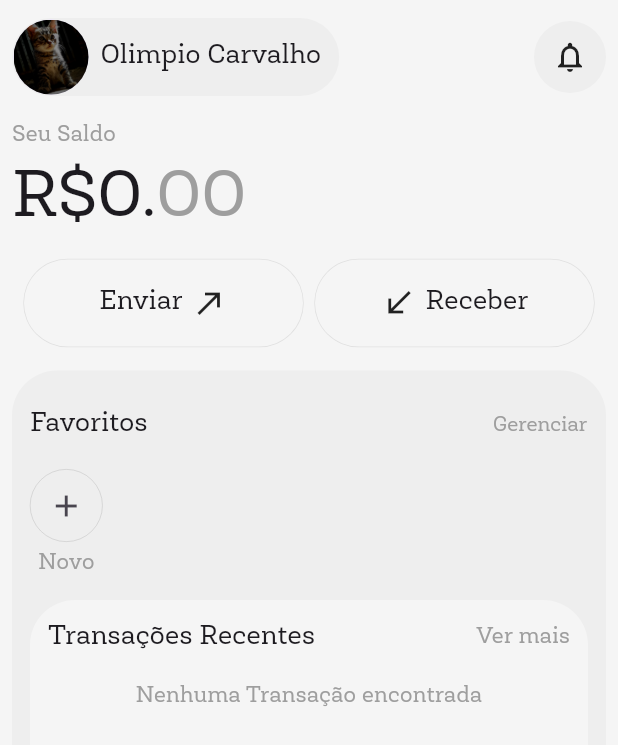
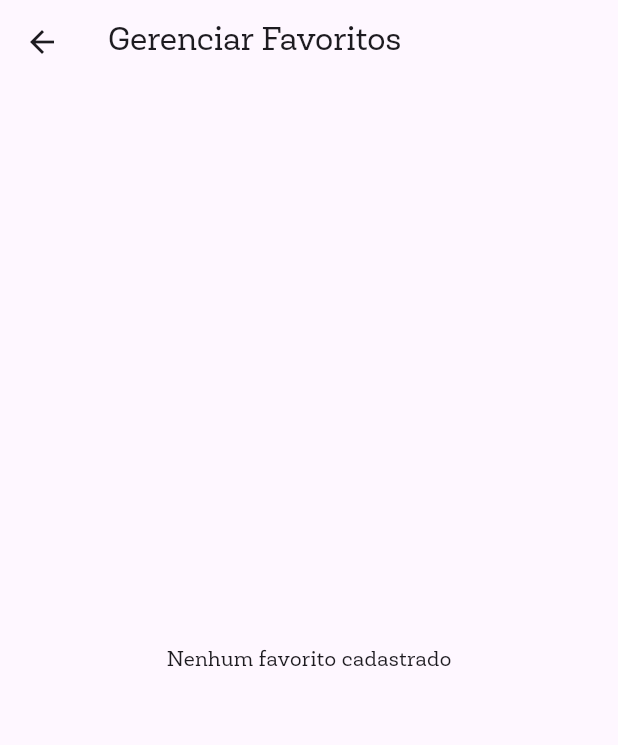
Before and after one commit to olimpio7/flutter-banking-ui, a Flutter app: the screen it shows after launch, after a tap on "Criar Conta", after a tap on "Gerenciar", on a phone screen of 412 x 824 dp. Shown: the top 745 px of the screen. Run offline on Flutter 3.47's test engine with Material 3 defaults, Android fonts, the phone set to English and light mode, and no system bars; our stand-ins replace drift, flutter_bloc; accounts and stored records are empty; generated files the repository leaves out were written again.

Commit message:
criado widget para o botão texto;criada a tela para gerenciar os favoritos; e criada a tela para os todas as transações

```diff
--- a/lib/ui/pages/initial_page.dart
+++ b/lib/ui/pages/initial_page.dart
@@ -1,4 +1,6 @@
 import 'package:flutter/material.dart';
+import 'package:flutter_banking_ui/ui/pages/manage_favorites_page.dart';
+import 'package:flutter_banking_ui/ui/widgets/text_button_action.dart';
 import 'package:flutter_bloc/flutter_bloc.dart';
 
 import '../../bloc/contact/contact_bloc.dart';
@@ -14,7 +16,7 @@ import '../widgets/add_favorite_button.dart';
 import '../widgets/favorites.dart';
 import '../widgets/soft_container.dart';
 import '../widgets/transaction_racently.dart';
-
+import 'transactions_history_page.dart';
 
 final TextStyle text = TextStyle(fontSize: 18);
 
@@ -138,29 +140,20 @@ class InitialPage extends StatelessWidget {
                               mainAxisAlignment: MainAxisAlignment.spaceBetween,
                               children: [
                                 Text('Favoritos', style: text),
-                                TextButton(
-                                  onPressed: () {},
-                                  style: ButtonStyle(
-                                    overlayColor: WidgetStateProperty.all(
-                                      Colors.transparent,
-                                    ),
-                                    padding: WidgetStateProperty.all(
-                                      EdgeInsets.zero,
-                                    ),
-                                    foregroundColor:
-                                        WidgetStateProperty.resolveWith((
-                                          states,
-                                        ) {
-                                          if (states.contains(
-                                            WidgetState.pressed,
-                                          )) {
-                                            return Colors.blue;
-                                          }
-                                          return const Color(0xFF9E9E9E);
-                                        }),
-                                  ),
-                                  child: Text('Gerenciar'),
-                                ),
+                                TextButtonAction(
+                                  text: 'Gerenciar',
+                                  onPressed: () {
+                                    Navigator.push(
+                                      context,
+                                      MaterialPageRoute(
+                                        builder:(_) => BlocProvider.value(
+                                          value: context.read<ContactBloc>(),
+                                          child: const ManageFavoritesPage(),
+                                        )
+                                      )
+                                    );
+                                  }
+                                )
                               ],
                             ),
 
@@ -211,11 +204,30 @@ class InitialPage extends StatelessWidget {
                                       mainAxisAlignment:
                                           MainAxisAlignment.spaceBetween,
                                       children: [
-                                        Text('Transações Recentes', style: text),
-                                        Text('Ver mais', style: subText),
+                                        Text(
+                                          'Transações Recentes',
+                                          style: text,
+                                        ),
+                                        TextButtonAction(
+                                          text: 'Ver Mais',
+                                          onPressed: (){
+                                            Navigator.push(
+                                              context,
+                                                MaterialPageRoute(
+                                                  builder:(_) => BlocProvider.value(
+                                                    value: context.read<TransactionBloc>(),
+                                                    child: const TransactionsHistoryPage(),
+                                                  ),
+                                                )
+                                               );
+                                              }
+                                          )
                                       ],
                                     ),
-                                    BlocBuilder<TransactionBloc,TransactionState>(
+                                    BlocBuilder<
+                                      TransactionBloc,
+                                      TransactionState
+                                    >(
                                       builder: (context, state) {
                                         if (state is TransactionLoadingState) {
                                           return const Center(
@@ -234,9 +246,10 @@ class InitialPage extends StatelessWidget {
                                         if (state is TransactionLoadedState) {
                                           if (state.transactions.isEmpty) {
                                             return Padding(
-                                              padding: const EdgeInsets.symmetric(
-                                                vertical: 16,
-                                              ),
+                                              padding:
+                                                  const EdgeInsets.symmetric(
+                                                    vertical: 16,
+                                                  ),
                                               child: Text(
                                                 'Nenhuma Transação encontrada',
                                                 textAlign: TextAlign.center,
@@ -251,14 +264,17 @@ class InitialPage extends StatelessWidget {
                                               return TransactionsRecently(
                                                 namePayment:
                                                     transaction.description,
-                                                valuePayment: transaction.type == 'expense'
+                                                valuePayment:
+                                                    transaction.type ==
+                                                        'expense'
                                                     ? '-R\$${transaction.value.toStringAsFixed(2)}'
                                                     : '+R\$${transaction.value.toStringAsFixed(2)}',
                                                 detailPayment: transaction
                                                     .createdAt
                                                     .toString(),
                                                 icon:
-                                                    transaction.type == 'expense'
+                                                    transaction.type ==
+                                                        'expense'
                                                     ? Icons.shopping_cart
                                                     : Icons.attach_money,
                                               );
--- /dev/null
+++ b/lib/ui/pages/manage_favorites_page.dart
@@ -0,0 +1,63 @@
+import 'package:flutter/material.dart';
+import 'package:flutter_banking_ui/bloc/contact/contact_event.dart';
+import 'package:flutter_bloc/flutter_bloc.dart';
+
+import '../../bloc/contact/contact_bloc.dart';
+import '../../bloc/contact/contact_state.dart';
+
+class ManageFavoritesPage extends StatelessWidget {
+  const ManageFavoritesPage({super.key});
+
+  @override
+  Widget build(BuildContext context) {
+    return Scaffold(
+      appBar: AppBar(title: const Text('Gerenciar Favoritos')),
+      body: BlocBuilder<ContactBloc, ContactState>(
+        builder: (context, state) {
+          if (state is ContactLoadingState) {
+            return const Center(child: CircularProgressIndicator());
+          }
+
+          if (state is ContactErrorState) {
+            return Center(child: Text(state.message));
+          }
+
+          if (state is ContactLoadedState) {
+            if (state.contacts.isEmpty) {
+              return const Center(child: Text('Nenhum favorito cadastrado'));
+            }
+
+            return ListView.builder(
+              itemCount: state.contacts.length,
+              itemBuilder: (context, index) {
+                final contact = state.contacts[index];
+
+                return ListTile(
+                  leading: CircleAvatar(
+                    backgroundImage: contact.avatar != null
+                        ? AssetImage(contact.avatar!)
+                        : null,
+                    child: contact.avatar == null
+                        ? Text(contact.name[0])
+                        : null,
+                  ),
+                  title: Text(contact.name),
+                  trailing: IconButton(
+                    icon: const Icon(Icons.delete_outline, color: Colors.red),
+                    onPressed: () {
+                      context.read<ContactBloc>().add(
+                        DeleteContactEvent(contact: contact)
+                      );
+                    },
+                  ),
+                );
+              },
+            );
+          }
+
+          return const SizedBox.shrink();
+        },
+      ),
+    );
+  }
+}
--- /dev/null
+++ b/lib/ui/widgets/text_button_action.dart
@@ -0,0 +1,36 @@
+import 'package:flutter/material.dart';
+
+class TextButtonAction extends StatelessWidget {
+  final String text;
+  final VoidCallback onPressed;
+  final Color? color;
+
+  const TextButtonAction({super.key, required this.text, required this.onPressed, this.color});
+
+  @override
+  Widget build(BuildContext context) {
+    return TextButton(
+      onPressed: onPressed,
+      style: ButtonStyle(
+        overlayColor: WidgetStateProperty.all(
+          Colors.transparent,
+        ),
+        padding: WidgetStateProperty.all(
+          EdgeInsets.zero,
+        ),
+        foregroundColor: WidgetStateProperty.resolveWith((states) {
+          if (states.contains(WidgetState.pressed)) {
+            return Colors.blue;
+          }
+          return Color(0xFF9E9E9E);
+        })
+      ),
+      child: Text(text,
+        style: TextStyle(
+          color: color ?? const Color(0xFF9E9E9E),
+        ),
+      )
+
+      );
+  }
+}
```
Also changed, not shown: lib/ui/pages/transactions_history_page.dart (added, +71 -0 lines).
